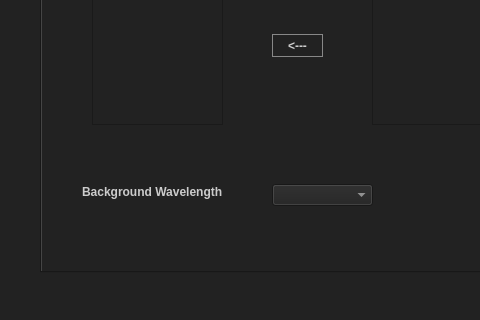
The window that source/resources/preset_editor.ui (jaytreee/PresetEditor) describes before a commit, drawn with Qt 5; both pictures show x 0 to 480 and y 518 to 838 of the 650 by 838 pixel window.
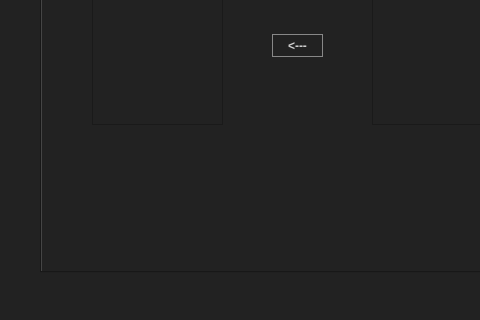
The same window after the commit. The open tabs and pages were chosen to show the change.

Commit message: Removed Background Wavelength Dropdown Menu from GUI

Diff of the .ui file:
```diff
--- a/source/resources/preset_editor.ui
+++ b/source/resources/preset_editor.ui
@@ -210,6 +210,9 @@
     </property>
    </widget>
    <widget class="QTabWidget" name="tabWidget">
+    <property name="enabled">
+     <bool>true</bool>
+    </property>
     <property name="geometry">
      <rect>
       <x>40</x>
@@ -659,35 +662,6 @@
        <string>%</string>
       </property>
      </widget>
-     <widget class="QLabel" name="label_12">
-      <property name="geometry">
-       <rect>
-        <x>40</x>
-        <y>440</y>
-        <width>151</width>
-        <height>16</height>
-       </rect>
-      </property>
-      <property name="font">
-       <font>
-        <weight>75</weight>
-        <bold>true</bold>
-       </font>
-      </property>
-      <property name="text">
-       <string>Background Wavelength</string>
-      </property>
-     </widget>
-     <widget class="QComboBox" name="bgWL">
-      <property name="geometry">
-       <rect>
-        <x>230</x>
-        <y>440</y>
-        <width>101</width>
-        <height>22</height>
-       </rect>
-      </property>
-     </widget>
     </widget>
     <widget class="QWidget" name="tab_2">
      <attribute name="title">
```
The commit also changes 1 other file.
